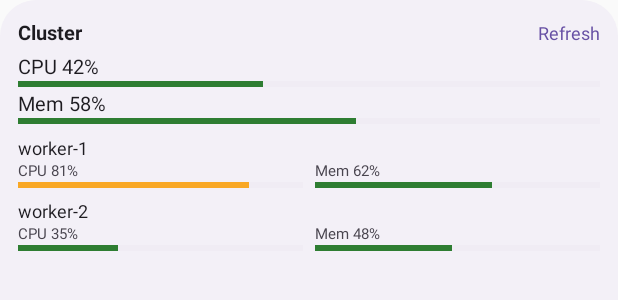
After one commit to DynacomSolutions/headlamp-plugins, an Android app built with Jetpack Compose: the layout widget_preview.xml on its own in the app's theme, with its tools: preview values and no code run, on a phone screen of 412 x 824 dp. The commit adds this screen. Shown: the top 300 px of the screen. Run offline under Robolectric (Android 15) with nearby library versions, the phone set to English and light mode, and no system bars.

Commit message:
feat(android): add a widget preview and release 0.1.1

```diff
--- /dev/null
+++ b/android/app/src/main/res/drawable/widget_preview.xml
@@ -0,0 +1,16 @@
+<?xml version="1.0" encoding="utf-8"?>
+<!-- Approximate preview for launchers that do not support previewLayout. -->
+<vector xmlns:android="http://schemas.android.com/apk/res/android"
+    android:width="160dp"
+    android:height="160dp"
+    android:viewportWidth="160"
+    android:viewportHeight="160">
+    <path android:fillColor="#FFF3F0F7" android:pathData="M24,0 H136 A24,24 0 0 1 160,24 V136 A24,24 0 0 1 136,160 H24 A24,24 0 0 1 0,136 V24 A24,24 0 0 1 24,0 Z" />
+    <path android:fillColor="#FF1D1B20" android:pathData="M14,14 H62 V22 H14 Z" />
+    <path android:fillColor="#FF6750A4" android:pathData="M112,14 H146 V22 H112 Z" />
+    <path android:fillColor="#FF1D1B20" android:pathData="M14,34 H50 V42 H14 Z M14,64 H50 V72 H14 Z" />
+    <path android:fillColor="#FFE7E0EC" android:pathData="M14,46 H146 V52 H14 Z M14,76 H146 V82 H14 Z M14,112 H76 V117 H14 Z M84,112 H146 V117 H84 Z M14,142 H76 V147 H14 Z M84,142 H146 V147 H84 Z" />
+    <path android:fillColor="#FF2E7D32" android:pathData="M14,46 H69 V52 H14 Z M14,76 H90 V82 H14 Z M84,112 H122 V117 H84 Z M14,142 H36 V147 H14 Z M84,142 H106 V147 H84 Z" />
+    <path android:fillColor="#FFF9A825" android:pathData="M14,112 H64 V117 H14 Z" />
+    <path android:fillColor="#FF1D1B20" android:pathData="M14,96 H54 V103 H14 Z M14,126 H54 V133 H14 Z" />
+</vector>
--- /dev/null
+++ b/android/app/src/main/res/drawable/widget_preview_background.xml
@@ -0,0 +1,5 @@
+<?xml version="1.0" encoding="utf-8"?>
+<shape xmlns:android="http://schemas.android.com/apk/res/android" android:shape="rectangle">
+    <solid android:color="@color/preview_background" />
+    <corners android:radius="24dp" />
+</shape>
--- /dev/null
+++ b/android/app/src/main/res/layout/widget_preview.xml
@@ -0,0 +1,56 @@
+<?xml version="1.0" encoding="utf-8"?>
+<!-- Static preview of the widget for launcher pickers. It uses only views that RemoteViews allows. -->
+<LinearLayout xmlns:android="http://schemas.android.com/apk/res/android"
+    android:layout_width="match_parent"
+    android:layout_height="match_parent"
+    android:background="@drawable/widget_preview_background"
+    android:orientation="vertical"
+    android:padding="12dp">
+    <LinearLayout android:layout_width="match_parent" android:layout_height="wrap_content" android:orientation="horizontal">
+        <TextView android:layout_width="0dp" android:layout_height="wrap_content" android:layout_weight="1"
+            android:text="Cluster" android:textColor="@color/preview_text" android:textSize="13sp" android:textStyle="bold" />
+        <TextView android:layout_width="wrap_content" android:layout_height="wrap_content"
+            android:text="Refresh" android:textColor="@color/preview_accent" android:textSize="12sp" />
+    </LinearLayout>
+    <LinearLayout android:layout_width="match_parent" android:layout_height="wrap_content"
+        android:layout_marginTop="4dp" android:orientation="vertical">
+        <TextView android:layout_width="match_parent" android:layout_height="wrap_content"
+            android:text="CPU 42%" android:textColor="@color/preview_text" android:textSize="13sp" />
+        <ProgressBar style="?android:attr/progressBarStyleHorizontal"
+            android:layout_width="match_parent" android:layout_height="6dp"
+            android:max="100" android:progress="42"
+            android:progressTint="@color/preview_ok" android:progressBackgroundTint="@color/preview_track" />
+        <TextView android:layout_width="match_parent" android:layout_height="wrap_content"
+            android:text="Mem 58%" android:textColor="@color/preview_text" android:textSize="13sp" />
+        <ProgressBar style="?android:attr/progressBarStyleHorizontal"
+            android:layout_width="match_parent" android:layout_height="6dp"
+            android:max="100" android:progress="58"
+            android:progressTint="@color/preview_ok" android:progressBackgroundTint="@color/preview_track" />
+    </LinearLayout>
+    <LinearLayout android:layout_width="match_parent" android:layout_height="wrap_content" android:orientation="vertical">
+        <TextView android:layout_width="match_parent" android:layout_height="wrap_content"
+            android:layout_marginTop="6dp" android:text="worker-1" android:textColor="@color/preview_text" android:textSize="12sp" />
+        <LinearLayout android:layout_width="match_parent" android:layout_height="wrap_content" android:orientation="horizontal">
+            <LinearLayout android:layout_width="0dp" android:layout_height="wrap_content" android:layout_weight="1" android:orientation="vertical">
+                <TextView android:layout_width="wrap_content" android:layout_height="wrap_content" android:text="CPU 81%" android:textColor="@color/preview_text_muted" android:textSize="10sp" />
+                <ProgressBar style="?android:attr/progressBarStyleHorizontal" android:layout_width="match_parent" android:layout_height="5dp" android:max="100" android:progress="81" android:progressTint="@color/preview_high" android:progressBackgroundTint="@color/preview_track" />
+            </LinearLayout>
+            <LinearLayout android:layout_width="0dp" android:layout_height="wrap_content" android:layout_weight="1" android:layout_marginStart="8dp" android:orientation="vertical">
+                <TextView android:layout_width="wrap_content" android:layout_height="wrap_content" android:text="Mem 62%" android:textColor="@color/preview_text_muted" android:textSize="10sp" />
+                <ProgressBar style="?android:attr/progressBarStyleHorizontal" android:layout_width="match_parent" android:layout_height="5dp" android:max="100" android:progress="62" android:progressTint="@color/preview_ok" android:progressBackgroundTint="@color/preview_track" />
+            </LinearLayout>
+        </LinearLayout>
+        <TextView android:layout_width="match_parent" android:layout_height="wrap_content"
+            android:layout_marginTop="6dp" android:text="worker-2" android:textColor="@color/preview_text" android:textSize="12sp" />
+        <LinearLayout android:layout_width="match_parent" android:layout_height="wrap_content" android:orientation="horizontal">
+            <LinearLayout android:layout_width="0dp" android:layout_height="wrap_content" android:layout_weight="1" android:orientation="vertical">
+                <TextView android:layout_width="wrap_content" android:layout_height="wrap_content" android:text="CPU 35%" android:textColor="@color/preview_text_muted" android:textSize="10sp" />
+                <ProgressBar style="?android:attr/progressBarStyleHorizontal" android:layout_width="match_parent" android:layout_height="5dp" android:max="100" android:progress="35" android:progressTint="@color/preview_ok" android:progressBackgroundTint="@color/preview_track" />
+            </LinearLayout>
+            <LinearLayout android:layout_width="0dp" android:layout_height="wrap_content" android:layout_weight="1" android:layout_marginStart="8dp" android:orientation="vertical">
+                <TextView android:layout_width="wrap_content" android:layout_height="wrap_content" android:text="Mem 48%" android:textColor="@color/preview_text_muted" android:textSize="10sp" />
+                <ProgressBar style="?android:attr/progressBarStyleHorizontal" android:layout_width="match_parent" android:layout_height="5dp" android:max="100" android:progress="48" android:progressTint="@color/preview_ok" android:progressBackgroundTint="@color/preview_track" />
+            </LinearLayout>
+        </LinearLayout>
+    </LinearLayout>
+</LinearLayout>
--- /dev/null
+++ b/android/app/src/main/res/values-night/widget_colors.xml
@@ -0,0 +1,8 @@
+<?xml version="1.0" encoding="utf-8"?>
+<resources>
+    <color name="preview_background">#FF2B2930</color>
+    <color name="preview_text">#FFE6E0E9</color>
+    <color name="preview_text_muted">#FFCAC4D0</color>
+    <color name="preview_accent">#FFD0BCFF</color>
+    <color name="preview_track">#FF49454F</color>
+</resources>
--- /dev/null
+++ b/android/app/src/main/res/values/widget_colors.xml
@@ -0,0 +1,10 @@
+<?xml version="1.0" encoding="utf-8"?>
+<resources>
+    <color name="preview_background">#FFF3F0F7</color>
+    <color name="preview_text">#FF1D1B20</color>
+    <color name="preview_text_muted">#FF49454F</color>
+    <color name="preview_accent">#FF6750A4</color>
+    <color name="preview_track">#FFE7E0EC</color>
+    <color name="preview_ok">#FF2E7D32</color>
+    <color name="preview_high">#FFF9A825</color>
+</resources>
--- a/android/app/src/main/res/xml/node_usage_widget_info.xml
+++ b/android/app/src/main/res/xml/node_usage_widget_info.xml
@@ -3,6 +3,8 @@
     android:configure="app.headlamps.WidgetConfigActivity"
     android:description="@string/widget_description"
     android:initialLayout="@layout/widget_loading"
+    android:previewImage="@drawable/widget_preview"
+    android:previewLayout="@layout/widget_preview"
     android:minWidth="110dp"
     android:minHeight="110dp"
     android:minResizeWidth="110dp"
```
Also changed, not shown: 2 other files.
